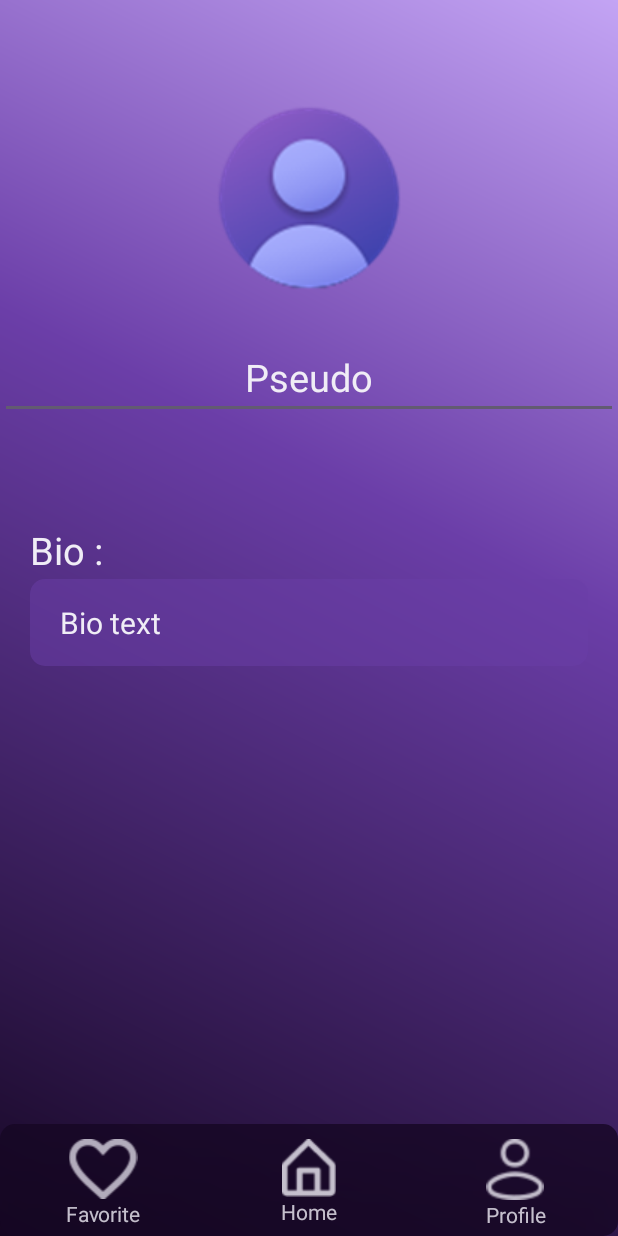
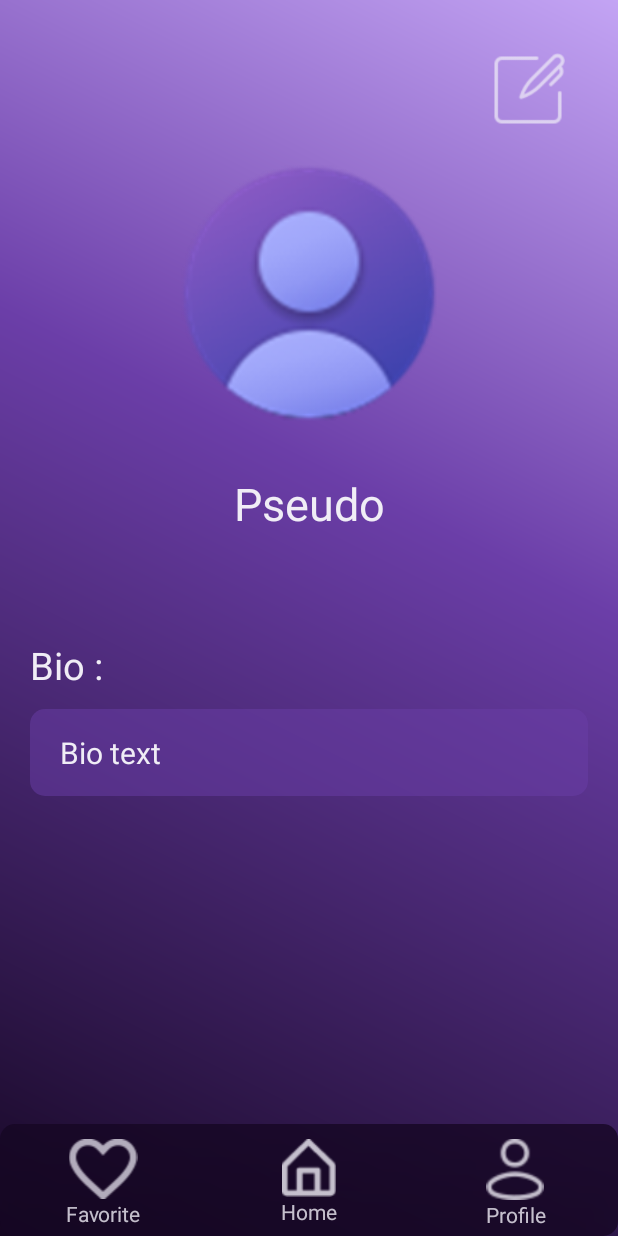
Before and after one commit to AbdelGJL/WikiGames, an Android app: the Profile screen opened directly, with no data from a screen before it, on a phone screen of 412 x 824 dp. Run offline under Robolectric (Android 15) with nearby library versions, the phone set to English and light mode, and no system bars.

Commit message:
ajout bouton edit profile

```diff
--- a/app/src/main/res/layout/activity_game_info.xml
+++ b/app/src/main/res/layout/activity_game_info.xml
@@ -77,6 +77,8 @@
                 android:layout_width="match_parent"
                 android:layout_height="wrap_content"
                 android:layout_marginTop="20dp"
+                android:layout_marginStart="20dp"
+                android:layout_marginEnd="20dp"
                 android:text="Nom du jeu"
                 android:textAlignment="center"
                 android:textColor="@color/offwhite"
--- a/app/src/main/res/layout/activity_profile.xml
+++ b/app/src/main/res/layout/activity_profile.xml
@@ -18,21 +18,47 @@
         app:layout_constraintTop_toTopOf="parent"
         app:layout_constraintVertical_bias="0">
 
-        <ImageView
+        <ImageButton
+            android:id="@+id/editProfile"
+            android:layout_width="60dp"
+            android:layout_height="60dp"
+            android:scaleType="centerCrop"
+            android:background="@android:color/transparent"
+            app:srcCompat="@drawable/edit"
+            android:paddingTop="5dp"
+            android:paddingBottom="5dp"
+            android:paddingEnd="5dp"
+            android:paddingStart="5dp"
+            android:layout_gravity="end"
+            android:contentDescription="edit the profile"
+            android:layout_marginTop="30dp"
+            android:layout_marginEnd="30dp"/>
+
+
+        <com.google.android.material.imageview.ShapeableImageView
             android:id="@+id/profile"
-            android:layout_width="match_parent"
-            android:layout_height="wrap_content"
-            tools:srcCompat="@drawable/profile_icon"
-            android:scaleType="center"
-            android:layout_marginTop="60dp"/>
+            app:shapeAppearanceOverlay="@style/roundedImageViewRounded"
+            android:layout_width="200dp"
+            android:layout_height="200dp"
+            android:src="@drawable/profile_icon"
+            android:scaleType="centerCrop"
+            android:layout_gravity="center_horizontal"
+            android:layout_marginTop="5dp"
+            app:layout_constraintStart_toStartOf="parent"
+            app:layout_constraintEnd_toEndOf="parent"
+            app:layout_constraintTop_toTopOf="parent"/>
 
-        <EditText
+
+
+        <TextView
             android:id="@+id/pseudo"
             android:layout_width="match_parent"
             android:layout_height="wrap_content"
             android:text="Pseudo"
+            android:layout_marginStart="20dp"
+            android:layout_marginEnd="20dp"
             android:textAlignment="center"
-            android:textSize="25sp"
+            android:textSize="30sp"
             android:textColor="@color/offwhite"
             android:layout_marginTop="20dp"/>
 
@@ -43,11 +69,12 @@
             android:text="Bio :"
             android:textColor="@color/offwhite"
             android:textSize="25sp"
+            android:layout_marginBottom="10dp"
             android:layout_marginStart="20dp"
             android:layout_marginEnd="20dp"
             android:layout_marginTop="70dp"/>
 
-        <EditText
+        <TextView
             android:id="@+id/biotxt"
             android:layout_width="match_parent"
             android:layout_height="wrap_content"
@@ -62,6 +89,8 @@
             android:layout_marginStart="20dp"
             android:layout_marginEnd="20dp"
             android:layout_marginTop="2dp"/>
+
+
     </LinearLayout>
 
     <LinearLayout
--- a/app/src/main/res/values/styles.xml
+++ b/app/src/main/res/values/styles.xml
@@ -4,4 +4,9 @@
         <item name="cornerFamily">rounded</item>
         <item name="cornerSize">10dp</item>
     </style>
+
+    <style name="roundedImageViewRounded">
+        <item name="cornerFamily">rounded</item>
+        <item name="cornerSize">50%</item>
+    </style>
 </resources>
```
Also changed, not shown: app/src/main/res/drawable/edit.png (added).
